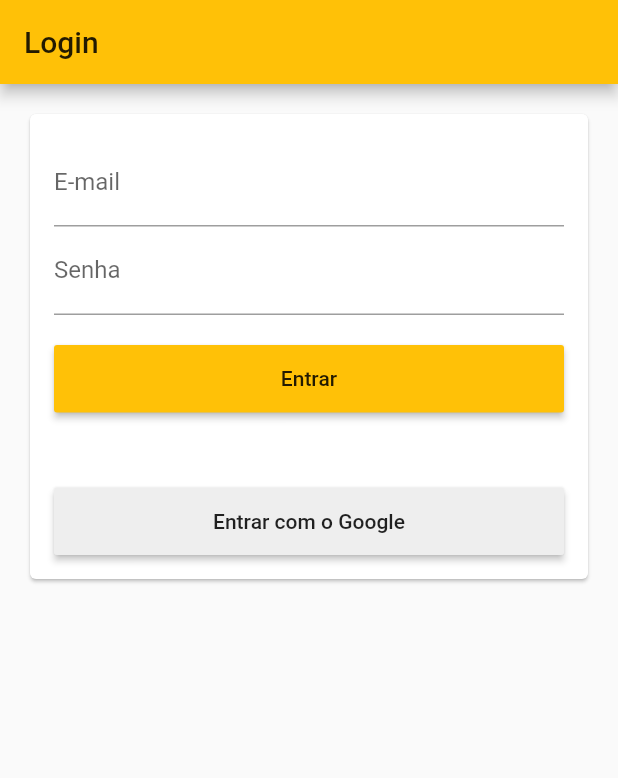
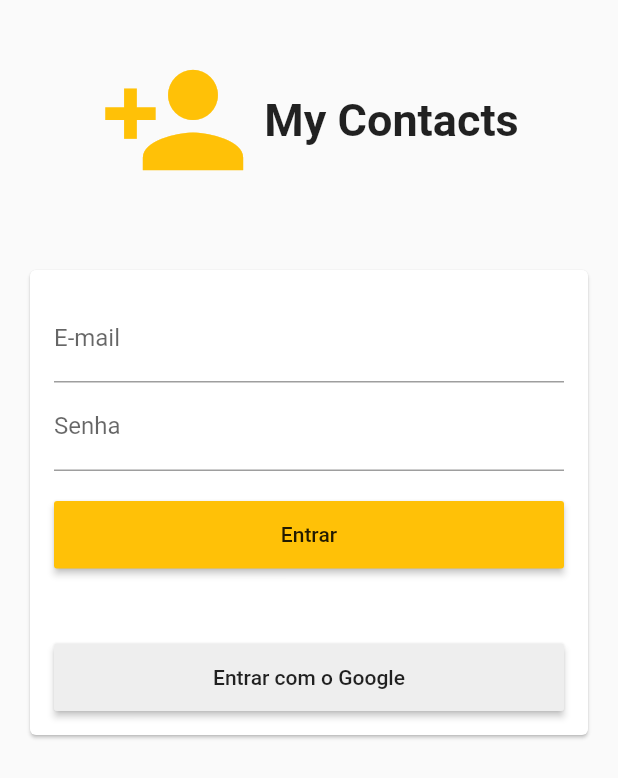
Before and after one commit to jonathastassi/my_contacts_app, a Flutter app: the screen it shows after launch, on a phone screen of 412 x 824 dp. Shown: the top 778 px of the screen. Run offline on Flutter 3.47's test engine with Material 2 defaults, Android fonts, the phone set to English and light mode, and no system bars; our stand-ins replace dio, firebase_auth, firebase_core, flutter_mobx, flutter_modular, google_sign_in and 3 more; accounts and stored records are empty; generated files the repository leaves out were written again.

Commit message:
ajustes na tela de login

```diff
--- a/lib/app/modules/login/login_page.dart
+++ b/lib/app/modules/login/login_page.dart
@@ -17,13 +17,34 @@ class _LoginPageState extends ModularState<LoginPage, LoginController> {
   @override
   Widget build(BuildContext context) {
     return Scaffold(
-      appBar: AppBar(
-        title: Text(widget.title),
-      ),
-      body: SingleChildScrollView(
+      body: SafeArea(
+        child: SingleChildScrollView(
           child: Column(
             crossAxisAlignment: CrossAxisAlignment.stretch,
             children: <Widget>[
+              Padding(
+                padding: const EdgeInsets.only(top: 30, bottom: 30),
+                child: Row(
+                  mainAxisAlignment: MainAxisAlignment.center,
+                  children: [
+                    Icon(
+                      Icons.person_add,
+                      size: 100,
+                      color: Theme.of(context).primaryColor,
+                    ),
+                    SizedBox(
+                      width: 10,
+                    ),
+                    Text(
+                      "My Contacts",
+                      style: TextStyle(
+                        fontSize: 30,
+                        fontWeight: FontWeight.bold,
+                      ),
+                    ),
+                  ],
+                ),
+              ),
               Padding(
                 padding: const EdgeInsets.all(16.0),
                 child: Form(
@@ -82,6 +103,7 @@ class _LoginPageState extends ModularState<LoginPage, LoginController> {
             ],
           ),
         ),
+      ),
     );
   }
 }
```
Lines whose indentation alone changed are shown as unchanged.
